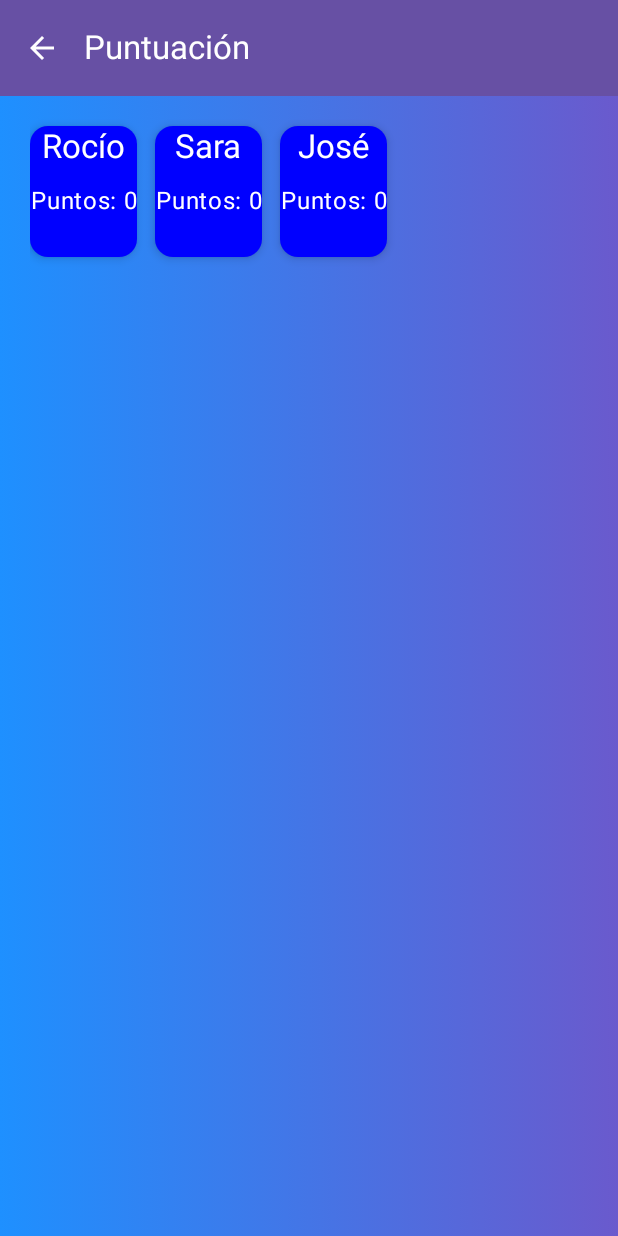
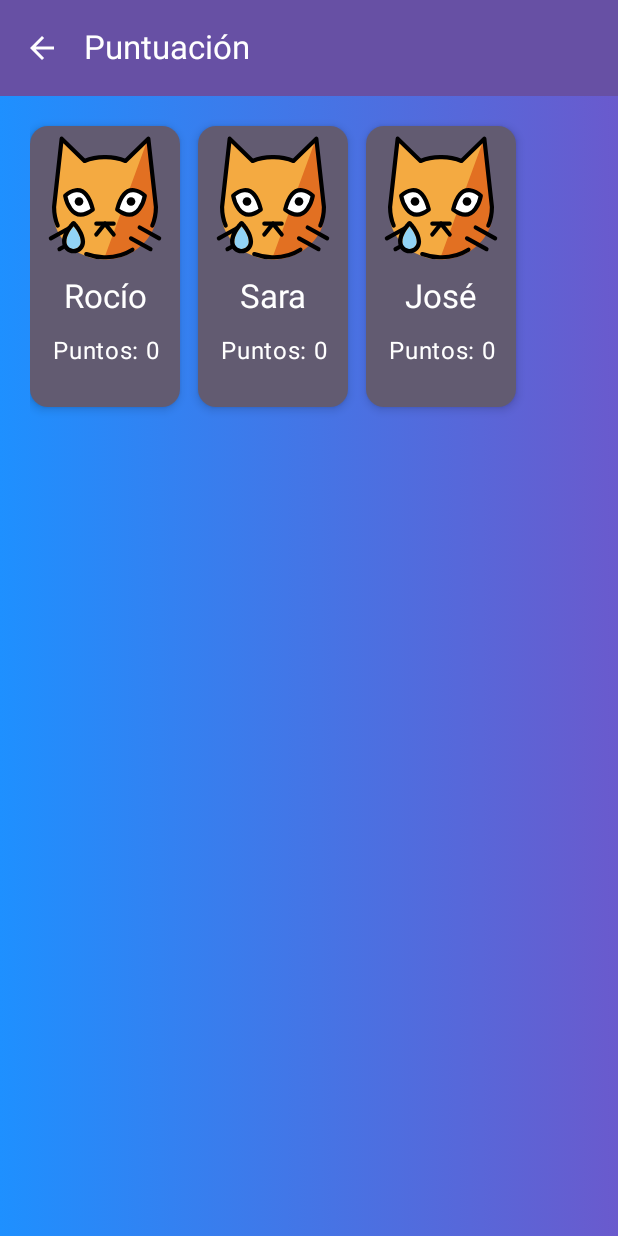
Before and after one commit to jfalvarez/ElPuntuador, an Android app built with Jetpack Compose: the ElPuntuadorApp screen opened through its navigation route, on a phone screen of 412 x 824 dp. Run offline under Robolectric (Android 15) with nearby library versions, the phone set to English and light mode, and no system bars; pictures from the network do not load.

Commit message:
CommonTopBar, image error

```diff
--- a/app/src/main/java/com/jfaf/elpuntuador/ui/screens/choice/ChoiceView.kt
+++ b/app/src/main/java/com/jfaf/elpuntuador/ui/screens/choice/ChoiceView.kt
@@ -10,7 +10,6 @@ import androidx.compose.foundation.layout.padding
 import androidx.compose.foundation.shape.RoundedCornerShape
 import androidx.compose.material3.Card
 import androidx.compose.material3.CardDefaults
-import androidx.compose.material3.Surface
 import androidx.compose.material3.Text
 import androidx.compose.runtime.Composable
 import androidx.compose.ui.Alignment
@@ -18,22 +17,25 @@ import androidx.compose.ui.Modifier
 import androidx.compose.ui.res.stringResource
 import androidx.compose.ui.unit.dp
 import com.jfaf.elpuntuador.R
-import com.jfaf.elpuntuador.ui.theme.ElPuntuadorTheme
+import com.jfaf.elpuntuador.ui.screens.shared.CommonTopBar
 
 
 @Composable
 fun ChoiceView(
+    onUpClick: () -> Unit,
     onNewGameClick: () -> Unit,
     onLoadGameClick: () -> Unit
 ) {
-    ElPuntuadorTheme {
-        Surface(
-            modifier = Modifier
-                .fillMaxSize(),
-        ) {
+    CommonTopBar(
+        title = stringResource(id = R.string.choice_title),
+        onUpClick = onUpClick
+    ) { paddingValues ->
         Column(
             horizontalAlignment = Alignment.CenterHorizontally,
-                verticalArrangement = Arrangement.Center
+            verticalArrangement = Arrangement.Center,
+            modifier = Modifier
+                .padding(paddingValues)
+                .fillMaxSize()
         ) {
             val paddingModifier = Modifier.padding(10.dp)
 
@@ -63,4 +65,3 @@ fun ChoiceView(
         }
     }
 }
-}
--- a/app/src/main/java/com/jfaf/elpuntuador/ui/screens/main/ElPuntuadorApp.kt
+++ b/app/src/main/java/com/jfaf/elpuntuador/ui/screens/main/ElPuntuadorApp.kt
@@ -4,13 +4,6 @@ import androidx.compose.foundation.background
 import androidx.compose.foundation.layout.Box
 import androidx.compose.foundation.layout.fillMaxSize
 import androidx.compose.foundation.layout.padding
-import androidx.compose.material3.ExperimentalMaterial3Api
-import androidx.compose.material3.MaterialTheme
-import androidx.compose.material3.Scaffold
-import androidx.compose.material3.Surface
-import androidx.compose.material3.Text
-import androidx.compose.material3.TopAppBar
-import androidx.compose.material3.TopAppBarDefaults
 import androidx.compose.runtime.Composable
 import androidx.compose.ui.Alignment
 import androidx.compose.ui.Modifier
@@ -19,35 +12,15 @@ import androidx.compose.ui.graphics.Color
 import androidx.compose.ui.res.stringResource
 import com.jfaf.elpuntuador.R
 import com.jfaf.elpuntuador.data.Player
-import com.jfaf.elpuntuador.ui.screens.shared.ArrowBackIcon
-import com.jfaf.elpuntuador.ui.theme.ElPuntuadorTheme
+import com.jfaf.elpuntuador.ui.screens.shared.CommonTopBar
 
 
-@OptIn(ExperimentalMaterial3Api::class)
 @Composable
 fun ElPuntuadorApp(onUpClick: () -> Unit) {
-    ElPuntuadorTheme {
-        // A surface container using the 'background' color from the theme
-        Surface(
-            modifier = Modifier
-                .fillMaxSize(),
-        ) {
-            Scaffold(
-                topBar = {
-                    TopAppBar(
-                        title = {
-                            Text(
-                                text = stringResource(id = (R.string.modal_label)),
-                                color = MaterialTheme.colorScheme.onPrimary
-                            )
-                        },
-                        navigationIcon = { ArrowBackIcon(onUpClick = onUpClick) },
-                        colors = TopAppBarDefaults.centerAlignedTopAppBarColors(
-                            containerColor = MaterialTheme.colorScheme.primary
-                        )
-                    )
-                }
-            ) {
+    CommonTopBar(
+        onUpClick = onUpClick,
+        title = stringResource(id = R.string.main_title)
+    ) { paddingValues ->
         Box(
             contentAlignment = Alignment.TopCenter,
             modifier = Modifier
@@ -56,7 +29,7 @@ fun ElPuntuadorApp(onUpClick: () -> Unit) {
                         colors = listOf(Color(0xFF1E90FF), Color(0xFF6A5ACD))
                     )
                 )
-                        .padding(it)
+                .padding(paddingValues)
                 .fillMaxSize()
         ) {
             val players = listOf(
@@ -67,7 +40,4 @@ fun ElPuntuadorApp(onUpClick: () -> Unit) {
             ScoreScreen(players)
         }
     }
-
 }
-    }
-}
--- a/app/src/main/java/com/jfaf/elpuntuador/ui/screens/main/PlayerView.kt
+++ b/app/src/main/java/com/jfaf/elpuntuador/ui/screens/main/PlayerView.kt
@@ -1,7 +1,6 @@
 package com.jfaf.elpuntuador.ui.screens.main
 
 import androidx.compose.animation.AnimatedContent
-import androidx.compose.animation.ExperimentalAnimationApi
 import androidx.compose.animation.slideInVertically
 import androidx.compose.animation.slideOutVertically
 import androidx.compose.animation.togetherWith
@@ -22,7 +21,6 @@ import androidx.compose.runtime.saveable.rememberSaveable
 import androidx.compose.runtime.setValue
 import androidx.compose.ui.Alignment
 import androidx.compose.ui.Modifier
-import androidx.compose.ui.graphics.Color
 import androidx.compose.ui.layout.ContentScale
 import androidx.compose.ui.platform.LocalContext
 import androidx.compose.ui.res.stringResource
@@ -33,14 +31,13 @@ import coil.request.ImageRequest
 import com.jfaf.elpuntuador.R
 import com.jfaf.elpuntuador.data.Player
 
-@OptIn(ExperimentalAnimationApi::class)
 @Composable
 fun PlayerView(playerReceived: Player) {
     var score by rememberSaveable { mutableIntStateOf(playerReceived.score) }
     var showDialog by remember { mutableStateOf(false) }
     ElevatedCard(
         shape = CardDefaults.elevatedShape,
-        colors = CardDefaults.cardColors(containerColor = Color.Blue),
+        colors = CardDefaults.cardColors(containerColor = MaterialTheme.colorScheme.secondary),
         elevation = CardDefaults.elevatedCardElevation(4.dp),
         modifier = Modifier.clickable { showDialog = true },
     ) {
@@ -50,6 +47,7 @@ fun PlayerView(playerReceived: Player) {
             AsyncImage(
                 model = ImageRequest.Builder(LocalContext.current)
                     .data("https://cataas.com/cat?width=300&height=300")
+                    .error(drawableResId = R.drawable.img_error)
 //                .data("https://loremflickr.com/300/300/cat")
                     .crossfade(1000)
                     .build(),
--- a/app/src/main/java/com/jfaf/elpuntuador/ui/screens/navigation/Navigation.kt
+++ b/app/src/main/java/com/jfaf/elpuntuador/ui/screens/navigation/Navigation.kt
@@ -18,8 +18,9 @@ fun Navigation() {
     ) {
         composable(NavItem.Choice) {
             ChoiceView(
-                { navController.navigate(NavItem.Main.route) },
-                {}
+                onUpClick = { navController.popBackStack() },
+                onNewGameClick = { navController.navigate(NavItem.Main.route) },
+                onLoadGameClick = { navController.navigate(NavItem.CreateGame.route) }
             )
         }
         composable(NavItem.Main) {
--- /dev/null
+++ b/app/src/main/java/com/jfaf/elpuntuador/ui/screens/shared/CommonTopBar.kt
@@ -0,0 +1,49 @@
+package com.jfaf.elpuntuador.ui.screens.shared
+
+import androidx.compose.foundation.layout.PaddingValues
+import androidx.compose.foundation.layout.fillMaxSize
+import androidx.compose.material3.ExperimentalMaterial3Api
+import androidx.compose.material3.MaterialTheme
+import androidx.compose.material3.Scaffold
+import androidx.compose.material3.Surface
+import androidx.compose.material3.Text
+import androidx.compose.material3.TopAppBar
+import androidx.compose.material3.TopAppBarDefaults
+import androidx.compose.runtime.Composable
+import androidx.compose.ui.Modifier
+import com.jfaf.elpuntuador.ui.theme.ElPuntuadorTheme
+
+@OptIn(ExperimentalMaterial3Api::class)
+@Composable
+fun CommonTopBar(
+    onUpClick: () -> Unit,
+    title: String,
+    content: @Composable (paddingValues: PaddingValues) -> Unit
+) {
+    ElPuntuadorTheme {
+        Surface(
+            modifier = Modifier
+                .fillMaxSize(),
+        ) {
+            Scaffold(
+                topBar = {
+                    TopAppBar(
+                        title = {
+                            Text(
+                                text = title,
+                                color = MaterialTheme.colorScheme.onPrimary
+                            )
+                        },
+                        navigationIcon = { ArrowBackIcon(onUpClick = onUpClick) },
+                        colors = TopAppBarDefaults.centerAlignedTopAppBarColors(
+                            containerColor = MaterialTheme.colorScheme.primary
+                        )
+                    )
+                }
+            ) {
+                content(it)
+            }
+
+        }
+    }
+}
--- /dev/null
+++ b/app/src/main/res/drawable/img_error.xml
@@ -0,0 +1,170 @@
+<vector xmlns:android="http://schemas.android.com/apk/res/android"
+    android:width="100dp"
+    android:height="100dp"
+    android:viewportWidth="72"
+    android:viewportHeight="72">
+  <path
+      android:pathData="M58.666,48.832c-3.598,9.117 -12.631,15.155 -23.207,15.155c-9.117,0 -19.256,-5.848 -22.854,-14.965l-0.126,-0.313c-1.141,-2.86 -0.957,-6.36 -0.957,-9.632L15.188,6.706l10.228,10.08c2.923,-1.248 6.137,-1.939 9.51,-1.939H35.99c3.373,0 6.588,0.691 9.51,1.939L56.729,5.706l3.722,33.876c0,3.273 -0.628,6.397 -1.771,9.257"
+      android:fillColor="#F4AA41"/>
+  <path
+      android:pathData="M35.458,63.987c10.609,0.343 20.354,-6.004 23.952,-15.121l0.111,-0.231c1.141,-2.86 0.958,-6.897 0.958,-10.169l-3.75,-32.76"
+      android:fillColor="#E27022"/>
+  <path
+      android:pathData="M55.106,33.527c0,0 -9.276,-9.277 -13.252,6.625C52.456,48.103 55.106,33.527 55.106,33.527z"
+      android:fillColor="#FFFFFF"/>
+  <path
+      android:pathData="M16.894,33.527c0,0 9.276,-9.277 13.252,6.625C19.544,48.103 16.894,33.527 16.894,33.527z"
+      android:fillColor="#FFFFFF"/>
+  <path
+      android:pathData="M20.92,48.194c-1.199,1.421 -3.444,4.473 -3.444,7.414c-0.001,0.921 0.358,1.785 1.007,2.434c0.651,0.651 1.515,1.01 2.438,1.01c1.841,-0 3.446,-1.604 3.444,-3.444l0,0C24.364,52.667 22.119,49.614 20.92,48.194z"
+      android:fillColor="#92D3F5"/>
+  <path
+      android:pathData="M64,55.164"
+      android:strokeLineJoin="round"
+      android:strokeWidth="2"
+      android:fillColor="#00000000"
+      android:strokeColor="#000000"
+      android:strokeLineCap="round"/>
+  <path
+      android:pathData="M55.106,33.485c0,0 -9.276,-9.277 -13.252,6.625C52.456,48.061 55.106,33.485 55.106,33.485z"
+      android:strokeLineJoin="round"
+      android:strokeWidth="2"
+      android:fillColor="#00000000"
+      android:strokeColor="#000000"
+      android:strokeLineCap="round"/>
+  <path
+      android:pathData="M62,53.924L52.64,48.723"
+      android:strokeLineJoin="round"
+      android:strokeWidth="2"
+      android:fillColor="#00000000"
+      android:strokeColor="#000000"
+      android:strokeLineCap="round"/>
+  <path
+      android:pathData="M52.64,46.644"
+      android:strokeLineJoin="round"
+      android:strokeWidth="2"
+      android:fillColor="#00000000"
+      android:strokeColor="#000000"
+      android:strokeLineCap="round"/>
+  <path
+      android:pathData="M10,51.843"
+      android:strokeLineJoin="round"
+      android:strokeWidth="2"
+      android:fillColor="#00000000"
+      android:strokeColor="#000000"
+      android:strokeLineCap="round"/>
+  <path
+      android:pathData="M57.84,59.124L48.48,53.924"
+      android:strokeLineJoin="round"
+      android:strokeWidth="2"
+      android:fillColor="#00000000"
+      android:strokeColor="#000000"
+      android:strokeLineCap="round"/>
+  <path
+      android:pathData="M46.4,54.964"
+      android:strokeLineJoin="round"
+      android:strokeWidth="2"
+      android:fillColor="#00000000"
+      android:strokeColor="#000000"
+      android:strokeLineCap="round"/>
+  <path
+      android:pathData="M55.76,60.164"
+      android:strokeLineJoin="round"
+      android:strokeWidth="2"
+      android:fillColor="#00000000"
+      android:strokeColor="#000000"
+      android:strokeLineCap="round"/>
+  <path
+      android:pathData="M13.292,47.795c-1.117,-2.766 -1.732,-5.787 -1.732,-8.952l3.64,-32.76l10.98,10.715c2.858,-1.207 6.001,-1.875 9.3,-1.875h1.04c3.299,0 6.442,0.668 9.3,1.875L56.8,6.083l3.64,32.76c0,3.165 -0.614,6.186 -1.732,8.952"
+      android:strokeLineJoin="round"
+      android:strokeWidth="2"
+      android:fillColor="#00000000"
+      android:strokeColor="#000000"
+      android:strokeLineCap="round"/>
+  <path
+      android:pathData="M27.004,61.455C29.639,62.453 32.496,63 35.48,63h1.04c4.647,0 8.985,-1.324 12.655,-3.618"
+      android:strokeLineJoin="round"
+      android:strokeWidth="2"
+      android:fillColor="#00000000"
+      android:strokeColor="#000000"
+      android:strokeLineCap="round"/>
+  <path
+      android:pathData="M16.894,33.485c0,0 9.276,-9.277 13.252,6.625C19.544,48.061 16.894,33.485 16.894,33.485z"
+      android:strokeLineJoin="round"
+      android:strokeWidth="2"
+      android:fillColor="#00000000"
+      android:strokeColor="#000000"
+      android:strokeLineCap="round"/>
+  <path
+      android:pathData="M10,53.924L18.719,49.079"
+      android:strokeLineJoin="round"
+      android:strokeWidth="2"
+      android:fillColor="#00000000"
+      android:strokeColor="#000000"
+      android:strokeLineCap="round"/>
+  <path
+      android:pathData="M19.36,46.644"
+      android:strokeLineJoin="round"
+      android:strokeWidth="2"
+      android:fillColor="#00000000"
+      android:strokeColor="#000000"
+      android:strokeLineCap="round"/>
+  <path
+      android:pathData="M10,51.843"
+      android:strokeLineJoin="round"
+      android:strokeWidth="2"
+      android:fillColor="#00000000"
+      android:strokeColor="#000000"
+      android:strokeLineCap="round"/>
+  <path
+      android:pathData="M16.01,58.091L14.16,59.121"
+      android:strokeLineJoin="round"
+      android:strokeWidth="2"
+      android:fillColor="#00000000"
+      android:strokeColor="#000000"
+      android:strokeLineCap="round"/>
+  <path
+      android:pathData="M25.6,54.964"
+      android:strokeLineJoin="round"
+      android:strokeWidth="2"
+      android:fillColor="#00000000"
+      android:strokeColor="#000000"
+      android:strokeLineCap="round"/>
+  <path
+      android:pathData="M16.24,60.164"
+      android:strokeLineJoin="round"
+      android:strokeWidth="2"
+      android:fillColor="#00000000"
+      android:strokeColor="#000000"
+      android:strokeLineCap="round"/>
+  <path
+      android:fillColor="#FF000000"
+      android:pathData="M23.52,36.243m-2.08,0a2.08,2.08 0,1 1,4.16 0a2.08,2.08 0,1 1,-4.16 0"/>
+  <path
+      android:fillColor="#FF000000"
+      android:pathData="M48.48,36.243m-2.08,0a2.08,2.08 0,1 1,4.16 0a2.08,2.08 0,1 1,-4.16 0"/>
+  <path
+      android:fillColor="#FF000000"
+      android:pathData="M24.827,59.473c-1.043,1.043 -2.43,1.617 -3.907,1.617c-1.477,0 -2.864,-0.575 -3.908,-1.619c-1.043,-1.043 -1.617,-2.43 -1.616,-3.905c0,-4.86 4.593,-9.508 4.789,-9.704c0.407,-0.406 1.064,-0.406 1.471,0c0.195,0.195 4.789,4.843 4.789,9.704l0,0C26.445,57.041 25.871,58.429 24.827,59.473zM20.92,48.152c-1.199,1.421 -3.444,4.473 -3.444,7.414c-0.001,0.921 0.358,1.785 1.007,2.434c0.651,0.651 1.515,1.01 2.438,1.01c1.841,-0 3.446,-1.604 3.444,-3.444l0,0C24.364,52.625 22.119,49.573 20.92,48.152z"/>
+  <path
+      android:pathData="M40.16,52.08L36,46.88"
+      android:strokeLineJoin="round"
+      android:strokeWidth="2"
+      android:fillColor="#00000000"
+      android:strokeColor="#000000"
+      android:strokeLineCap="round"/>
+  <path
+      android:pathData="M31.84,52.08L36,46.88"
+      android:strokeLineJoin="round"
+      android:strokeWidth="2"
+      android:fillColor="#00000000"
+      android:strokeColor="#000000"
+      android:strokeLineCap="round"/>
+  <path
+      android:pathData="M31.84,46.88L40.16,46.88"
+      android:strokeLineJoin="round"
+      android:strokeWidth="2"
+      android:fillColor="#00000000"
+      android:strokeColor="#000000"
+      android:strokeLineCap="round"/>
+</vector>
--- a/app/src/main/res/values/strings.xml
+++ b/app/src/main/res/values/strings.xml
@@ -2,10 +2,12 @@
     <string name="app_name" translatable="false">El Puntuador</string>
 
     <!--Choice-->
+    <string name="choice_title">Elige una opción</string>
     <string name="choice_new_game_option">Crear partida nueva</string>
     <string name="choice_resume_game_option">Continuar partida</string>
 
     <!--Main-->
+    <string name="main_title">Puntuación</string>
     <string name="main_score">"Puntos: %1$s</string>
 
     <!--Modals-->
```
Lines whose indentation alone changed are shown as unchanged.
